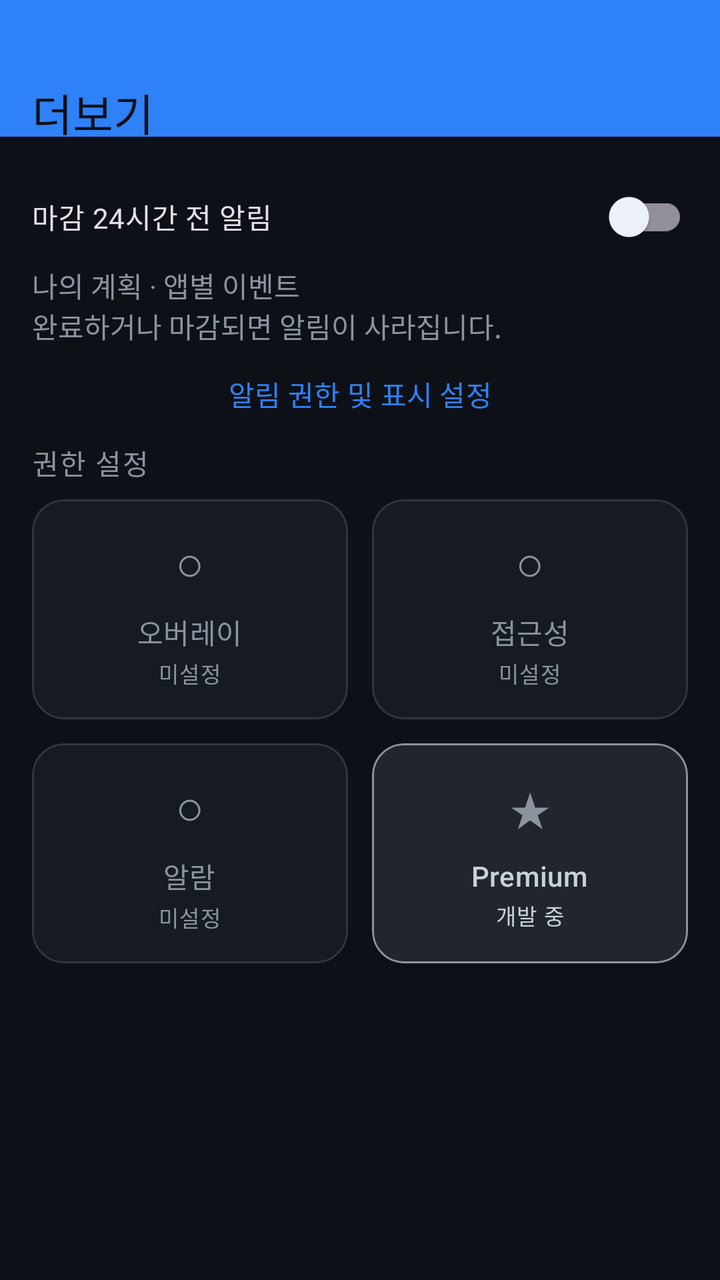
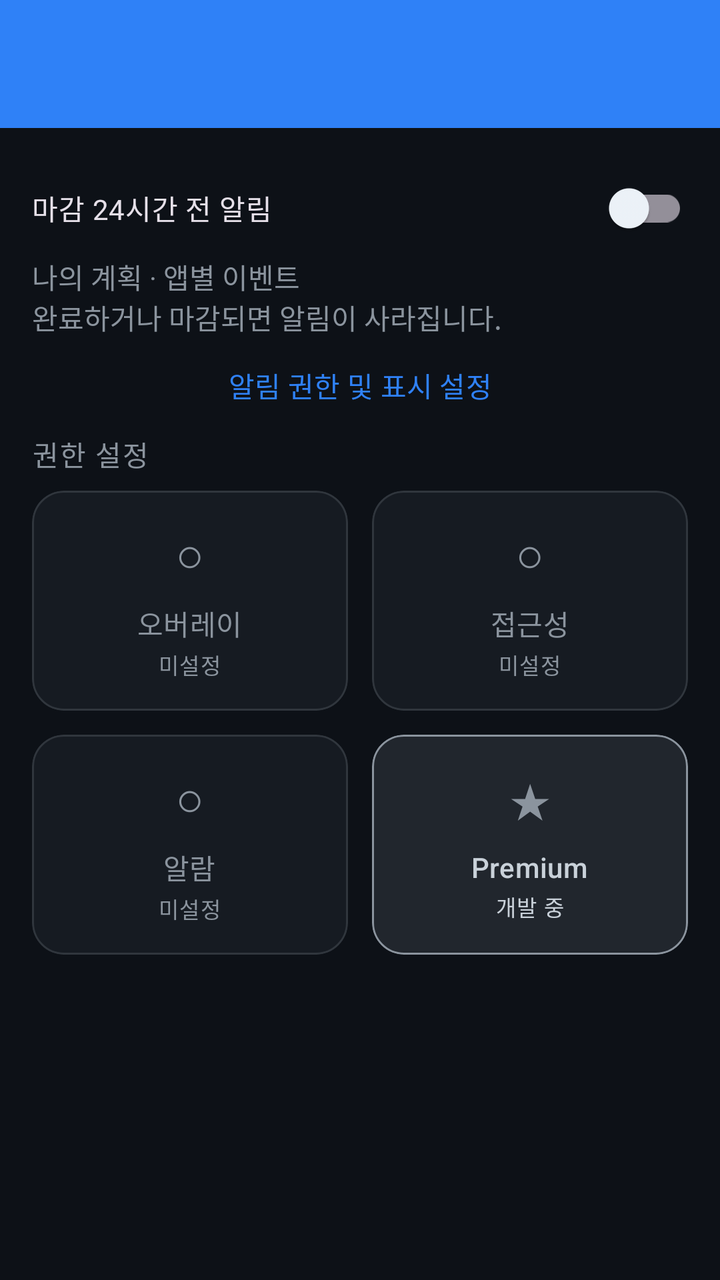

Screens rendered from an Android XML layout before and after an edit, with the pre-edit source and the edit as a unified diff.
<!-- AndroidManifest.xml: application theme Theme.HomeworkTracker -->
<!-- res/layout/fragment_more.xml -->
<?xml version="1.0" encoding="utf-8"?>
<LinearLayout xmlns:android="http://schemas.android.com/apk/res/android"
    xmlns:app="http://schemas.android.com/apk/res-auto"
    android:layout_width="match_parent"
    android:layout_height="match_parent"
    android:orientation="vertical"
    android:background="?attr/colorSurface">

    <com.google.android.material.appbar.MaterialToolbar
        android:layout_width="match_parent"
        android:layout_height="wrap_content"
        android:paddingTop="36dp"
        android:background="?attr/colorPrimary"
        app:title="더보기"
        app:titleTextColor="?attr/colorOnPrimary"
        app:titleTextAppearance="@style/TextAppearance.Material3.TitleLarge" />

    <ScrollView
        android:layout_width="match_parent"
        android:layout_height="0dp"
        android:layout_weight="1"
        android:fillViewport="true">

        <LinearLayout
            android:layout_width="match_parent"
            android:layout_height="wrap_content"
            android:orientation="vertical"
            android:paddingStart="16dp"
            android:paddingEnd="16dp"
            android:paddingTop="16dp"
            android:paddingBottom="24dp">

            <com.google.android.material.switchmaterial.SwitchMaterial
                android:id="@+id/switchDeadlineNotifications" android:layout_width="match_parent" android:layout_height="wrap_content"
                android:minHeight="48dp" android:text="마감 24시간 전 알림" />
            <TextView android:layout_width="match_parent" android:layout_height="wrap_content"
                android:text="나의 계획 · 앱별 이벤트\n완료하거나 마감되면 알림이 사라집니다."
                android:textColor="?attr/colorOnSurfaceVariant" />
            <com.google.android.material.button.MaterialButton
                android:id="@+id/btnDeadlineNotificationSettings" style="@style/Widget.Material3.Button.TextButton"
                android:layout_width="match_parent" android:layout_height="wrap_content" android:text="알림 권한 및 표시 설정" />
            
            <TextView
                android:layout_width="wrap_content"
                android:layout_height="wrap_content"
                android:text="권한 설정"
                android:textAppearance="@style/TextAppearance.Material3.LabelLarge"
                android:textColor="?attr/colorOnSurfaceVariant"
                android:letterSpacing="0.05"
                android:layout_marginBottom="8dp" />

            
            <LinearLayout
                android:layout_width="match_parent"
                android:layout_height="wrap_content"
                android:orientation="horizontal"
                android:layout_marginBottom="12dp">

                <com.google.android.material.card.MaterialCardView
                    android:id="@+id/cardMoreOverlay"
                    style="@style/Widget.App.MenuCard"
                    android:layout_width="0dp"
                    android:layout_height="110dp"
                    android:layout_weight="1"
                    android:layout_marginEnd="6dp"
                    android:foreground="?attr/selectableItemBackground">
                    <LinearLayout
                        android:layout_width="match_parent"
                        android:layout_height="match_parent"
                        android:orientation="vertical"
                        android:gravity="center">
                        <TextView
                            android:id="@+id/iconMoreOverlay"
                            android:layout_width="wrap_content"
                            android:layout_height="wrap_content"
                            android:text="○"
                            android:textSize="24sp"
                            android:textColor="?attr/colorOnSurfaceVariant" />
                        <TextView
                            android:layout_width="wrap_content"
                            android:layout_height="wrap_content"
                            android:text="오버레이"
                            android:textAppearance="@style/TextAppearance.Material3.TitleSmall"
                            android:textColor="?attr/colorOnSurfaceVariant"
                            android:layout_marginTop="8dp" />
                        <TextView
                            android:id="@+id/tvMoreOverlayStatus"
                            android:layout_width="wrap_content"
                            android:layout_height="wrap_content"
                            android:text="미설정"
                            android:textAppearance="@style/TextAppearance.Material3.LabelSmall"
                            android:textColor="?attr/colorOnSurfaceVariant"
                            android:layout_marginTop="2dp" />
                    </LinearLayout>
                </com.google.android.material.card.MaterialCardView>

                <com.google.android.material.card.MaterialCardView
                    android:id="@+id/cardMoreAccessibility"
                    style="@style/Widget.App.MenuCard"
                    android:layout_width="0dp"
                    android:layout_height="110dp"
                    android:layout_weight="1"
                    android:layout_marginStart="6dp"
                    android:foreground="?attr/selectableItemBackground">
                    <LinearLayout
                        android:layout_width="match_parent"
                        android:layout_height="match_parent"
                        android:orientation="vertical"
                        android:gravity="center">
                        <TextView
                            android:id="@+id/iconMoreAccessibility"
                            android:layout_width="wrap_content"
                            android:layout_height="wrap_content"
                            android:text="○"
                            android:textSize="24sp"
                            android:textColor="?attr/colorOnSurfaceVariant" />
                        <TextView
                            android:layout_width="wrap_content"
                            android:layout_height="wrap_content"
                            android:text="접근성"
                            android:textAppearance="@style/TextAppearance.Material3.TitleSmall"
                            android:textColor="?attr/colorOnSurfaceVariant"
                            android:layout_marginTop="8dp" />
                        <TextView
                            android:id="@+id/tvMoreAccessibilityStatus"
                            android:layout_width="wrap_content"
                            android:layout_height="wrap_content"
                            android:text="미설정"
                            android:textAppearance="@style/TextAppearance.Material3.LabelSmall"
                            android:textColor="?attr/colorOnSurfaceVariant"
                            android:layout_marginTop="2dp" />
                    </LinearLayout>
                </com.google.android.material.card.MaterialCardView>
            </LinearLayout>

            <LinearLayout
                android:layout_width="match_parent"
                android:layout_height="wrap_content"
                android:orientation="horizontal"
                android:layout_marginBottom="24dp">

                <com.google.android.material.card.MaterialCardView
                    android:id="@+id/cardMoreAlarm"
                    style="@style/Widget.App.MenuCard"
                    android:layout_width="0dp"
                    android:layout_height="110dp"
                    android:layout_weight="1"
                    android:layout_marginEnd="6dp"
                    android:foreground="?attr/selectableItemBackground">
                    <LinearLayout
                        android:layout_width="match_parent"
                        android:layout_height="match_parent"
                        android:orientation="vertical"
                        android:gravity="center">
                        <TextView
                            android:id="@+id/iconMoreAlarm"
                            android:layout_width="wrap_content"
                            android:layout_height="wrap_content"
                            android:text="○"
                            android:textSize="24sp"
                            android:textColor="?attr/colorOnSurfaceVariant" />
                        <TextView
                            android:layout_width="wrap_content"
                            android:layout_height="wrap_content"
                            android:text="알람"
                            android:textAppearance="@style/TextAppearance.Material3.TitleSmall"
                            android:textColor="?attr/colorOnSurfaceVariant"
                            android:layout_marginTop="8dp" />
                        <TextView
                            android:id="@+id/tvMoreAlarmStatus"
                            android:layout_width="wrap_content"
                            android:layout_height="wrap_content"
                            android:text="미설정"
                            android:textAppearance="@style/TextAppearance.Material3.LabelSmall"
                            android:textColor="?attr/colorOnSurfaceVariant"
                            android:layout_marginTop="2dp" />
                    </LinearLayout>
                </com.google.android.material.card.MaterialCardView>

                <com.google.android.material.card.MaterialCardView
                    android:id="@+id/cardMorePremium"
                    app:cardCornerRadius="16dp"
                    app:cardElevation="0dp"
                    app:strokeWidth="1dp"
                    app:strokeColor="?attr/colorSecondary"
                    app:cardBackgroundColor="?attr/colorSecondaryContainer"
                    android:layout_width="0dp"
                    android:layout_height="110dp"
                    android:layout_weight="1"
                    android:layout_marginStart="6dp"
                    android:foreground="?attr/selectableItemBackground">
                    <LinearLayout
                        android:layout_width="match_parent"
                        android:layout_height="match_parent"
                        android:orientation="vertical"
                        android:gravity="center">
                        <TextView
                            android:layout_width="wrap_content"
                            android:layout_height="wrap_content"
                            android:text="★"
                            android:textSize="24sp"
                            android:textColor="?attr/colorSecondary" />
                        <TextView
                            android:layout_width="wrap_content"
                            android:layout_height="wrap_content"
                            android:text="Premium"
                            android:textAppearance="@style/TextAppearance.Material3.TitleSmall"
                            android:textColor="?attr/colorOnSecondaryContainer"
                            android:layout_marginTop="8dp" />
                        <TextView
                            android:layout_width="wrap_content"
                            android:layout_height="wrap_content"
                            android:text="개발 중"
                            android:textAppearance="@style/TextAppearance.Material3.LabelSmall"
                            android:textColor="?attr/colorOnSecondaryContainer"
                            android:layout_marginTop="2dp" />
                    </LinearLayout>
                </com.google.android.material.card.MaterialCardView>
            </LinearLayout>

        </LinearLayout>
    </ScrollView>
</LinearLayout>
<!-- resources referenced by this layout -->
<resources>
  <style name="Widget.App.MenuCard" parent="Widget.Material3.CardView.Outlined">
          <item name="cardCornerRadius">16dp</item>
          <item name="cardElevation">0dp</item>
          <item name="strokeWidth">1dp</item>
          <item name="strokeColor">?attr/colorOutlineVariant</item>
          <item name="cardBackgroundColor">?attr/colorSurfaceVariant</item>
      </style>
  <style name="Theme.HomeworkTracker" parent="Base.Theme.HomeworkTracker" />
  <style name="Base.Theme.HomeworkTracker" parent="Theme.Material3.Dark.NoActionBar">
          <item name="colorPrimary">@color/md_primary</item>
          <item name="colorOnPrimary">@color/md_on_primary</item>
          <item name="colorPrimaryContainer">@color/md_primary_container</item>
          <item name="colorOnPrimaryContainer">@color/md_on_primary_container</item>
          <item name="colorSecondary">@color/md_secondary</item>
          <item name="colorOnSecondary">@color/md_on_secondary</item>
          <item name="colorSecondaryContainer">@color/md_secondary_container</item>
          <item name="colorOnSecondaryContainer">@color/md_on_secondary_container</item>
          <item name="colorError">@color/md_error</item>
          <item name="android:colorBackground">@color/md_surface</item>
          <item name="colorSurface">@color/md_surface</item>
          <item name="colorOnSurface">@color/md_on_surface</item>
          <item name="colorSurfaceVariant">@color/md_surface_variant</item>
          <item name="colorOnSurfaceVariant">@color/md_on_surface_variant</item>
          <item name="colorOutlineVariant">@color/md_outline_variant</item>
      </style>
  <color name="md_primary">#2F81F7</color>
  <color name="md_on_primary">#0D1117</color>
  <color name="md_primary_container">#1C2D4F</color>
  <color name="md_on_primary_container">#58A6FF</color>
  <color name="md_secondary">#8B949E</color>
  <color name="md_on_secondary">#0D1117</color>
  <color name="md_secondary_container">#21262D</color>
  <color name="md_on_secondary_container">#C9D1D9</color>
  <color name="md_error">#F85149</color>
  <color name="md_surface">#0D1117</color>
  <color name="md_on_surface">#F0F6FC</color>
  <color name="md_surface_variant">#161B22</color>
  <color name="md_on_surface_variant">#8B949E</color>
  <color name="md_outline_variant">#30363D</color>
</resources>

<!-- the commit's change to res/layout/fragment_more.xml (unified diff, before → after) -->
@@ -11,7 +11,6 @@
         android:layout_height="wrap_content"
         android:paddingTop="36dp"
         android:background="?attr/colorPrimary"
-        app:title="더보기"
         app:titleTextColor="?attr/colorOnPrimary"
         app:titleTextAppearance="@style/TextAppearance.Material3.TitleLarge" />
 
